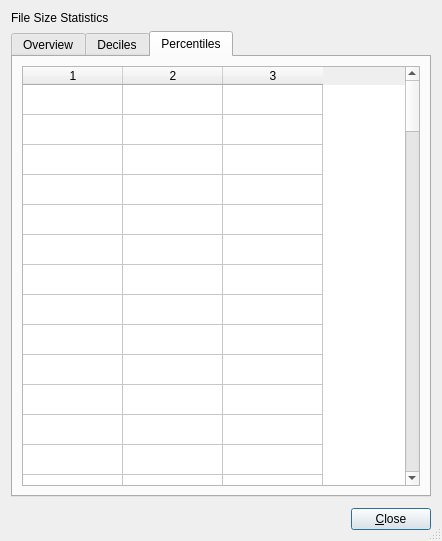
Qt form src/file-size-stats-window.ui (shundhammer/qdirstat) before a commit.
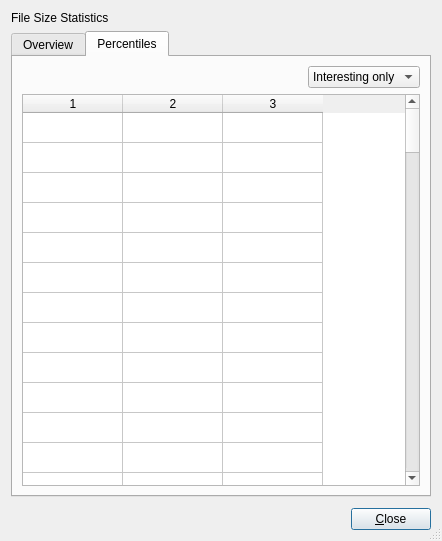
The same form after that commit. The open tabs and pages were chosen to show the change.

Commit message: Tweaked percentile table

```diff
--- a/src/file-size-stats-window.ui
+++ b/src/file-size-stats-window.ui
@@ -61,44 +61,45 @@
        </item>
       </layout>
      </widget>
-     <widget class="QWidget" name="decileTab">
-      <attribute name="title">
-       <string>Deciles</string>
-      </attribute>
-      <layout class="QVBoxLayout" name="verticalLayout_2">
-       <item>
-        <widget class="QTableWidget" name="decileTable">
-         <property name="rowCount">
-          <number>10</number>
-         </property>
-         <property name="columnCount">
-          <number>3</number>
-         </property>
-         <attribute name="verticalHeaderVisible">
-          <bool>false</bool>
-         </attribute>
-         <row/>
-         <row/>
-         <row/>
-         <row/>
-         <row/>
-         <row/>
-         <row/>
-         <row/>
-         <row/>
-         <row/>
-         <column/>
-         <column/>
-         <column/>
-        </widget>
-       </item>
-      </layout>
-     </widget>
      <widget class="QWidget" name="percentileTab">
       <attribute name="title">
        <string>Percentiles</string>
       </attribute>
       <layout class="QVBoxLayout" name="verticalLayout_4">
+       <item>
+        <layout class="QHBoxLayout" name="topComboBoxLayout">
+         <item>
+          <spacer name="comboBoxSpacer">
+           <property name="orientation">
+            <enum>Qt::Horizontal</enum>
+           </property>
+           <property name="sizeHint" stdset="0">
+            <size>
+             <width>40</width>
+             <height>20</height>
+            </size>
+           </property>
+          </spacer>
+         </item>
+         <item>
+          <widget class="QComboBox" name="percentileFilterComboBox">
+           <property name="editable">
+            <bool>false</bool>
+           </property>
+           <item>
+            <property name="text">
+             <string>Interesting only</string>
+            </property>
+           </item>
+           <item>
+            <property name="text">
+             <string>Show all</string>
+            </property>
+           </item>
+          </widget>
+         </item>
+        </layout>
+       </item>
        <item>
         <widget class="QTableWidget" name="percentileTable">
          <property name="rowCount">
```
The commit also changes 3 other files.
